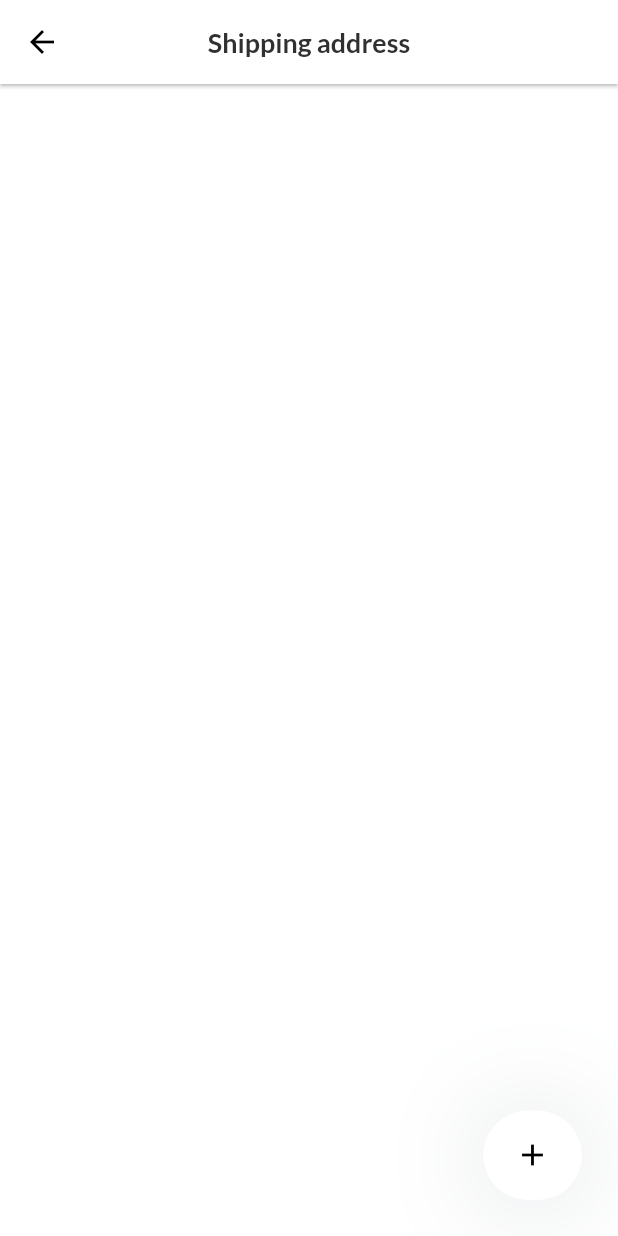
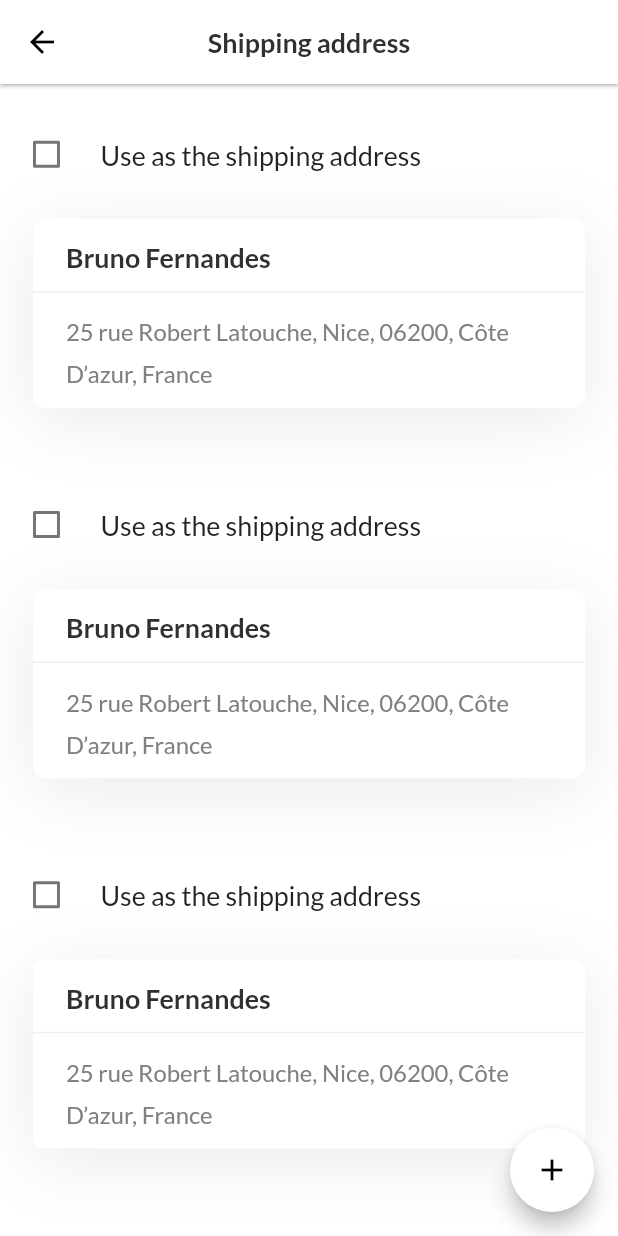
Before and after one commit to Mohamed-Junaid/MesCart, a Flutter app: the Address screen opened directly, on a phone screen of 412 x 824 dp. Run offline on Flutter 3.47's test engine with Material 2 defaults, Android fonts, the phone set to English and light mode, and no system bars; our stand-ins replace carousel_slider, confetti, flutter_screenutil, fluttertoast, google_fonts, smooth_page_indicator.

Commit message:
customer section ui completed

```diff
--- a/lib/Ui/address.dart
+++ b/lib/Ui/address.dart
@@ -1,6 +1,8 @@
 import 'package:flutter/material.dart';
 import 'package:flutter_screenutil/flutter_screenutil.dart';
 import 'package:google_fonts/google_fonts.dart';
+
+import 'add_address.dart';
 
 class Address extends StatefulWidget {
   const Address({Key? key}) : super(key: key);
@@ -9,37 +11,17 @@ class Address extends StatefulWidget {
   State<Address> createState() => _AddressState();
 }
 
+List<bool> checkboxValues = [];
+
 class _AddressState extends State<Address> {
   @override
   Widget build(BuildContext context) {
     return Scaffold(
-        floatingActionButton: TextButton(
-          onPressed: () {},
-          child: Container(
-            width: 60.w,
-            height: 60.h,
-            padding: EdgeInsets.all(14.sp),
-            decoration: ShapeDecoration(
-              color: Colors.white,
-              shape: RoundedRectangleBorder(
-                borderRadius: BorderRadius.circular(40.r),
-              ),
-              shadows: [
-                BoxShadow(
-                  color: Color(0x4C8A959E),
-                  blurRadius: 60.r,
-                  offset: Offset(0, 2),
-                  spreadRadius: 0,
-                )
-              ],
-            ),
-            child: Center(
-              child: Icon(
-                Icons.add,
-                color: Colors.black,
-              ),
-            ),
-          ),
+        floatingActionButton: FloatingActionButton(
+          onPressed: () => Navigator.of(context).push(
+              MaterialPageRoute(builder: (_) => const AddDeliveryAdress())),
+          backgroundColor: Colors.white,child: Icon(Icons.add,color: Colors.black,),
+          elevation: 6.sp,
         ),
         resizeToAvoidBottomInset: false,
         backgroundColor: Colors.white,
@@ -66,12 +48,92 @@ class _AddressState extends State<Address> {
               )),
             )),
         body: ListView.separated(
-          itemCount: 2,
+          itemCount: 5,
           itemBuilder: (BuildContext context, int index) {
+            for (int i = 1; i <= 3; i++) {
+              checkboxValues.add(false);
+            }
             return Column(
               crossAxisAlignment: CrossAxisAlignment.start,
               children: [
-
+                SizedBox(height: 19.h),
+                CheckboxListTile(
+                  controlAffinity: ListTileControlAffinity.leading,
+                  activeColor: const Color(0xff264050),
+                  title: Text(
+                    'Use as the shipping address',
+                    style: GoogleFonts.lato(
+                        textStyle: TextStyle(
+                      color: Color(0xFF232323),
+                      fontSize: 18.sp,
+                      fontWeight: FontWeight.w400,
+                    )),
+                  ),
+                  value: checkboxValues[index],
+                  onChanged: (bool? value) {
+                    setState(() {
+                      checkboxValues[index] = !checkboxValues[index];
+                    });
+                  },
+                  contentPadding: EdgeInsets.only(left: 10.w),
+                ),
+                Container(
+                  margin: EdgeInsets.only(left: 20.w, right: 20.w, top: 15.h),
+                  width: 335.w,
+                  height: 127.h,
+                  decoration: ShapeDecoration(
+                    color: Colors.white,
+                    shape: RoundedRectangleBorder(
+                        borderRadius: BorderRadius.circular(8.r)),
+                    shadows: [
+                      BoxShadow(
+                        color: Color(0x338A959E),
+                        blurRadius: 40.r,
+                        offset: Offset(0, 8),
+                        spreadRadius: 0,
+                      )
+                    ],
+                  ),
+                  child: Column(
+                    crossAxisAlignment: CrossAxisAlignment.start,
+                    children: [
+                      Padding(
+                        padding: EdgeInsets.only(left: 20.w, top: 15.h),
+                        child: Text(
+                          'Bruno Fernandes',
+                          style: GoogleFonts.lato(
+                              textStyle: TextStyle(
+                            color: Color(0xFF303030),
+                            fontSize: 18.sp,
+                            fontWeight: FontWeight.w700,
+                          )),
+                        ),
+                      ),
+                      SizedBox(
+                        height: 5.h,
+                      ),
+                      Divider(
+                        thickness: 1.w,
+                        color: Color(0xFFF0F0F0),
+                      ),
+                      Container(
+                        margin:
+                            EdgeInsets.only(left: 20.w, top: 2.h, right: 19.w),
+                        width: 296.w,
+                        child: Text(
+                            '25 rue Robert Latouche, Nice, 06200, Côte D’azur, France',
+                            style: GoogleFonts.lato(
+                              textStyle: TextStyle(
+                                color: Color(0xFF808080),
+                                fontSize: 16.sp,
+                                fontWeight: FontWeight.w400,
+                                height: 1.79.h,
+                              ),
+                            )),
+                      )
+                    ],
+                  ),
+                ),
               ],
             );
           },
--- a/lib/Ui/profile.dart
+++ b/lib/Ui/profile.dart
@@ -334,7 +334,7 @@ class Profile extends StatelessWidget {
                       Center(
                           child: GestureDetector(
                         onTap: () {},
-                        child: Container(
+                        child: Container(margin: EdgeInsets.only(bottom: 9.h),
                           width: mwidth * 0.84,
                           height: mheight * 0.065,
                           decoration: BoxDecoration(
--- a/pubspec.yaml
+++ b/pubspec.yaml
@@ -40,6 +40,7 @@ dependencies:
   smooth_page_indicator: ^1.1.0
   carousel_slider: ^4.2.1
   confetti: ^0.7.0
+  fluttertoast: ^8.2.2
 
 dev_dependencies:
   flutter_test:
```
Also changed, not shown: lib/Ui/Widget/address_type.dart (added, +127 -0 lines), lib/Ui/Widget/toast_message.dart (added, +7 -0 lines), lib/Ui/add_address.dart (added, +426 -0 lines), assets/house.png (added), assets/office.png (added), pubspec.lock.
